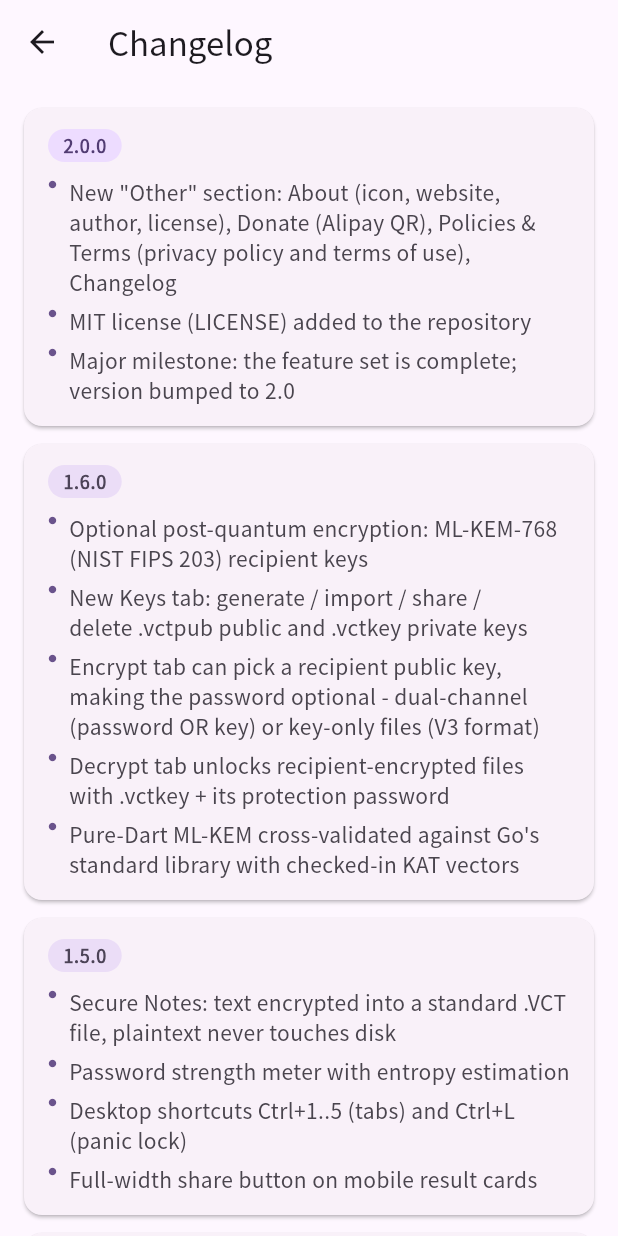
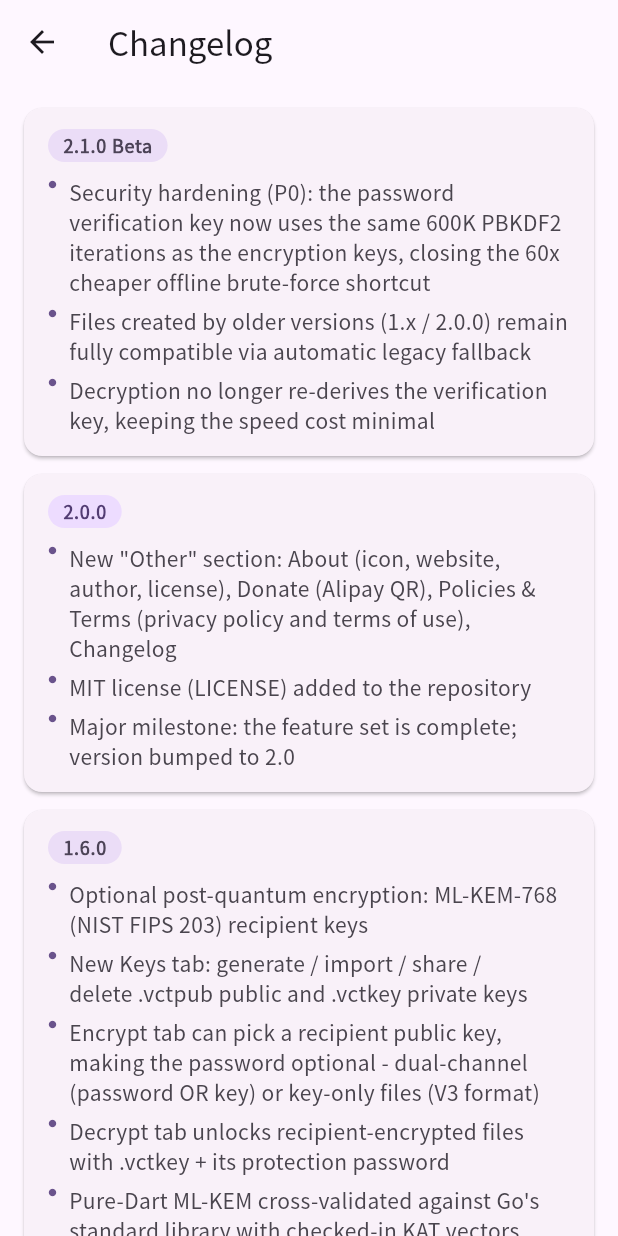
Before and after one commit to Tommyaaaa/vctcrypt, a Flutter app: the ChangelogScreen screen opened directly, on a phone screen of 412 x 824 dp. Run offline on Flutter 3.47's test engine with Material 3 defaults, Android fonts, the phone set to English and light mode, and no system bars; our stand-ins replace file_picker, share_plus, shared_preferences; missing offline and left inert: cryptography, desktop_drop; accounts and stored records are empty.

Commit message:
VCTCrypt v2.1.0 Beta: harden password verification key (P0 fix)
Before, the header verification key was derived with only 10K PBKDF2
iterations while the encryption keys used 600K. An offline attacker
could test a candidate password 60x cheaper by only matching the
header HMAC. Now the verification key uses the same 600K iterations,
and decrypt/verify paths fall back to the legacy 10K count so files
written before 2.1.0 open unchanged (V1, V2, and duress slots).

Also: decrypt no longer re-derives the unused verification key
(_deriveBodyKeys), keeping decrypt cost at 3x full-strength iterations.

Version bumped to 2.1.0 Beta; changelog and README updated.

```diff
--- a/lib/crypto/vct_crypto.dart
+++ b/lib/crypto/vct_crypto.dart
@@ -52,7 +52,13 @@ const _nonceSize = 12;
 const _tagSize = 16;
 const _hmacSize = 32;
 const _pbkdf2Iters = 600000;
-const _pbkdf2VIters = 10000;
+// v2.1.0 (P0 fix): the verification key now uses the SAME full iteration
+// count as the encryption keys. Before, it used 10k, letting an offline
+// attacker test a candidate password 60x cheaper by only checking the
+// header HMAC. Files written before 2.1.0 used a 10k verification key,
+// so every verify/decrypt path falls back to the legacy count below.
+const _pbkdf2VIters = 600000;
+const _pbkdf2VItersLegacy = 10000;
 const _maxFname = 512;
 
 // ---- V2 layout offsets ----
@@ -165,6 +171,20 @@ Future<_Keys> _deriveKeys(
   return _Keys(k1, k2, k3, vk);
 }
 
+/// Derive only the three body keys (no verification key). Used by the
+/// V1/V2 decrypt path: the password was already verified by
+/// _verifyPartitionHmac, so re-deriving the vk would be wasted work.
+/// (v2.1.0 - keeps decrypt cost at 3x full-strength iterations.)
+Future<_Keys> _deriveBodyKeys(
+  String password,
+  List<int> salt,
+) async {
+  final k1 = await _pbkdf2('$password::1', salt, _pbkdf2Iters, 32);
+  final k2 = await _pbkdf2('$password::2', salt, _pbkdf2Iters, 32);
+  final k3 = await _pbkdf2('$password::3', salt, _pbkdf2Iters, 32);
+  return _Keys(k1, k2, k3, const []);
+}
+
 // ---- AES-GCM wrappers ----
 
 Future<({List<int> cipherText, List<int> tag})> _aesGcmEncrypt(
@@ -686,6 +706,9 @@ bool _constantTimeEq(List<int> a, List<int> b) {
 }
 
 /// Verify a partition HMAC: HMAC(PBKDF2(password::V, salt), data)
+/// v2.1.0: verifies with the full iteration count first (closes the cheap
+/// 10k offline-brute-force shortcut), then falls back to the legacy 10k
+/// count so files written before 2.1.0 still open.
 Future<bool> _verifyPartitionHmac(
   String password,
   List<int> salt,
@@ -694,17 +717,25 @@ Future<bool> _verifyPartitionHmac(
   List<int> n3,
   List<int> storedHmac,
 ) async {
-  final vk = await _pbkdf2('$password::V', salt, _pbkdf2VIters, 32);
   final hData = BytesBuilder()
     ..add(salt)
     ..add(n1)
     ..add(n2)
     ..add(n3);
-  final computed = await _hmacSha256(vk, hData.toBytes());
-  return _constantTimeEq(computed, storedHmac);
+  final hb = hData.toBytes();
+
+  final vk = await _pbkdf2('$password::V', salt, _pbkdf2VIters, 32);
+  final computed = await _hmacSha256(vk, hb);
+  if (_constantTimeEq(computed, storedHmac)) return true;
+
+  final legacyVk =
+      await _pbkdf2('$password::V', salt, _pbkdf2VItersLegacy, 32);
+  final legacyComputed = await _hmacSha256(legacyVk, hb);
+  return _constantTimeEq(legacyComputed, storedHmac);
 }
 
 /// Verify the duress HMAC: HMAC(PBKDF2(duressPassword::V, xsalt), xsalt)
+/// v2.1.0: full iteration count first, legacy 10k fallback for old files.
 Future<bool> _verifyDuressHmac(
   String password,
   List<int> xsalt,
@@ -712,7 +743,12 @@ Future<bool> _verifyDuressHmac(
 ) async {
   final vk = await _pbkdf2('$password::V', xsalt, _pbkdf2VIters, 32);
   final computed = await _hmacSha256(vk, xsalt);
-  return _constantTimeEq(computed, storedHmac);
+  if (_constantTimeEq(computed, storedHmac)) return true;
+
+  final legacyVk =
+      await _pbkdf2('$password::V', xsalt, _pbkdf2VItersLegacy, 32);
+  final legacyComputed = await _hmacSha256(legacyVk, xsalt);
+  return _constantTimeEq(legacyComputed, storedHmac);
 }
 
 /// Write decrypted bytes to a user-visible location.
@@ -1464,7 +1500,7 @@ Future<DecryptResult> _decryptV2(
   if (realOk) {
     onProgress?.call('VERIFIED');
     onProgress?.call('DECRYPTING');
-    final keys = await _deriveKeys(password, realSalt);
+    final keys = await _deriveBodyKeys(password, realSalt);
     final internal = await _decryptBody(keys, realN1, realN2, realN3, realCt, realTag);
     if (!internal.success) {
       return DecryptResult(success: false, error: internal.error);
@@ -1476,7 +1512,7 @@ Future<DecryptResult> _decryptV2(
   if (decoyOk) {
     onProgress?.call('VERIFIED');
     onProgress?.call('DECRYPTING');
-    final keys = await _deriveKeys(password, decoySalt);
+    final keys = await _deriveBodyKeys(password, decoySalt);
     final internal =
         await _decryptBody(keys, decoyN1, decoyN2, decoyN3, decoyCt, decoyTag);
     if (!internal.success) {
@@ -1542,21 +1578,32 @@ Future<DecryptResult> _decryptV1(
 
   onProgress?.call('VERIFYING');
 
+  // v2.1.0 (P0 fix): verify at full iteration count, then fall back to
+  // the legacy 10k count so files written before 2.1.0 still open.
   final vk = await _pbkdf2('$password::V', salt, _pbkdf2VIters, 32);
   final hData = BytesBuilder()
     ..add(salt)
     ..add(n1)
     ..add(n2)
     ..add(n3);
-  final computedHmac = await _hmacSha256(vk, hData.toBytes());
-  if (!_constantTimeEq(computedHmac, storedHmac)) {
+  final hb = hData.toBytes();
+  var vkOk = _constantTimeEq(
+    await _hmacSha256(vk, hb),
+    storedHmac,
+  );
+  if (!vkOk) {
+    final legacyVk =
+        await _pbkdf2('$password::V', salt, _pbkdf2VItersLegacy, 32);
+    vkOk = _constantTimeEq(await _hmacSha256(legacyVk, hb), storedHmac);
+  }
+  if (!vkOk) {
     return DecryptResult(success: false, error: 'WRONG_PASSWORD');
   }
 
   onProgress?.call('VERIFIED');
   onProgress?.call('DECRYPTING');
 
-  final keys = await _deriveKeys(password, salt);
+  final keys = await _deriveBodyKeys(password, salt);
   final internal = await _decryptBody(keys, n1, n2, n3, l3Ct, t3);
   if (!internal.success) {
     return DecryptResult(success: false, error: internal.error);
--- a/lib/i18n/strings.dart
+++ b/lib/i18n/strings.dart
@@ -18,7 +18,7 @@ class AppStrings {
 
   // ---- App ----
   String get appName => 'VCTCrypt';
-  String get appVersion => 'v2.0.0';
+  String get appVersion => 'v2.1.0 Beta';
   String get guiVersion => lang == AppLanguage.english
       ? '[GUI Version]'
       : '[图形界面版]';
@@ -27,8 +27,8 @@ class AppStrings {
       ? 'Algorithm: VCT-Crypt (AES-256 x3 + ML-KEM-768)'
       : '算法: VCT-Crypt (AES-256 x3 + ML-KEM-768)';
   String get whatsNew => lang == AppLanguage.english
-      ? 'New in v2.0.0: a major milestone - the new "Other" section (About / Donate / Policies & Terms / Changelog), the MIT license, and the Alipay donation QR code'
-      : 'v2.0.0 大版本更新：全新「其它」板块（关于 / 捐赠 / 政策与条款 / 更新日志）、MIT 开源协议、支付宝捐赠收款码';
+      ? 'New in v2.1.0 (security hardening): the password verification key now uses the same 600K PBKDF2 iterations as the encryption keys, closing a 60x cheaper offline brute-force shortcut; older files remain fully supported'
+      : 'v2.1.0 安全加固：口令校验密钥与加密密钥同用 60 万次 PBKDF2 迭代，封堵离线爆破被砍 60 倍的捷径；旧版本文件完整兼容';
 
   /// v1.4.0: share / save button label (mobile result cards).
   String get shareBtn => lang == AppLanguage.english
--- a/lib/screens/changelog_screen.dart
+++ b/lib/screens/changelog_screen.dart
@@ -107,6 +107,11 @@ List<_Entry> _entries(AppStrings s) {
   final en = s.lang == AppLanguage.english;
   if (!en) {
     return [
+      const _Entry('2.1.0 Beta', [
+        '安全加固（P0）：口令校验密钥与加密密钥同用 60 万次 PBKDF2 迭代，封堵离线爆破「便宜 60 倍」的捷径',
+        '旧版本文件（1.x / 2.0.0）完整兼容，自动回退到旧校验方式',
+        '解密流程不再重复派生校验密钥，速度损失降到最低',
+      ]),
       const _Entry('2.0.0', [
         '全新「其它」板块：关于（图标、官网、作者、协议）、捐赠（支付宝收款码）、政策与条款（隐私政策与使用条款）、更新日志',
         '仓库新增 MIT 开源协议（LICENSE）',
@@ -156,6 +161,11 @@ List<_Entry> _entries(AppStrings s) {
     ];
   }
   return [
+    const _Entry('2.1.0 Beta', [
+      'Security hardening (P0): the password verification key now uses the same 600K PBKDF2 iterations as the encryption keys, closing the 60x cheaper offline brute-force shortcut',
+      'Files created by older versions (1.x / 2.0.0) remain fully compatible via automatic legacy fallback',
+      'Decryption no longer re-derives the verification key, keeping the speed cost minimal',
+    ]),
     const _Entry('2.0.0', [
       'New "Other" section: About (icon, website, author, license), Donate (Alipay QR), Policies & Terms (privacy policy and terms of use), Changelog',
       'MIT license (LICENSE) added to the repository',
--- a/pubspec.yaml
+++ b/pubspec.yaml
@@ -1,7 +1,7 @@
 name: vctcrypt
 description: VCTCrypt - VCT File Encryption Tool with triple AES-256-GCM encryption.
 publish_to: "none"
-version: 2.0.0+8
+version: 2.1.0+9
 
 environment:
   sdk: ">=3.4.0 <4.0.0"
```
Also changed, not shown: 1 other file.
